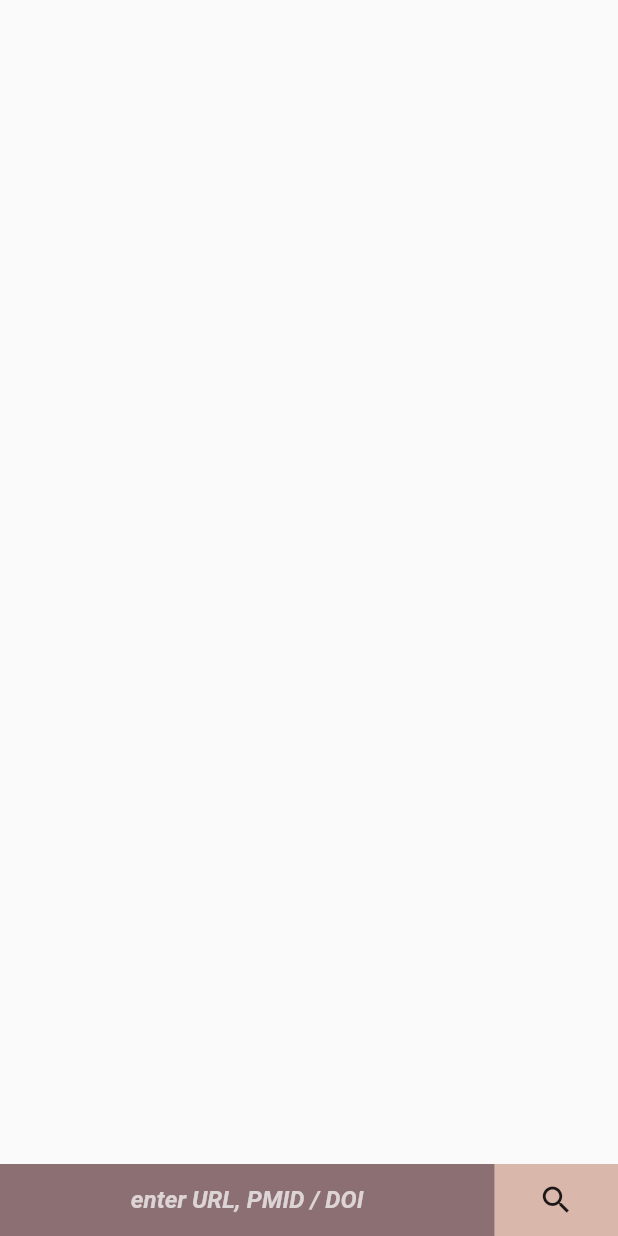
After one commit to Qnkacz/Alexandria, a Flutter app: the SciHubBody screen opened directly, on a phone screen of 412 x 824 dp. The commit adds this screen. Run offline on Flutter 3.47's test engine with Material 2 defaults, Android fonts, the phone set to English and light mode, and no system bars; our stand-ins replace flutter_slidable, font_awesome_flutter, permission_handler, share; missing offline and left inert: flutter_downloader.

Commit message:
Added sci-hub functionality

```diff
--- a/lib/ClassNames.dart
+++ b/lib/ClassNames.dart
@@ -10,9 +10,12 @@ class Utilities{
   static String siteRoot= "https://1lib.pl";
   static String search = "https://1lib.pl/s/";
   static String bookRoot = "https://1lib.pl/book/";
+  static String SciHubRootSite = "https://sci-hub.se/";
 
   static TextEditingController textEditingController =new TextEditingController();
+  static TextEditingController SciHubTextController = new TextEditingController();
   static List<LittlebookInfo> bookList = [];
+  static List<SciHubArticleInfo> SciHubAritcleList=[];
   static String lastSearch;
   static int PageNumber=1;
 }
--- /dev/null
+++ b/lib/SciHubBody.dart
@@ -0,0 +1,73 @@
+import 'package:flutter/material.dart';
+import 'package:z_lib_app/API_Management.dart';
+import 'package:z_lib_app/Book.dart';
+import 'package:z_lib_app/ClassNames.dart';
+
+class SciHubBody extends StatefulWidget {
+  @override
+  _SciHubBodyState createState() => _SciHubBodyState();
+}
+
+class _SciHubBodyState extends State<SciHubBody> {
+
+  enterDOI(){
+    setState(() {
+      Utilities.PageNumber = 1;
+      Utilities.SciHubAritcleList.clear();
+    });
+    FocusScope.of(context).unfocus();
+    String providetURL =Utilities.SciHubRootSite+Utilities.SciHubTextController.text.trim();
+    API_Manager.getSite(providetURL).then((value) => API_Manager.GetSciHubResult(value,context)).then((value) =>
+    setState((){
+      Utilities.SciHubAritcleList=value;
+      print(Utilities.SciHubAritcleList.length);
+    })
+    );
+  }
+
+  @override
+  Widget build(BuildContext context) {
+    return Scaffold(
+      body: SafeArea(
+          child: ListView.builder(
+              itemCount: Utilities.SciHubAritcleList.length,
+              itemBuilder: (context,index){
+                final item = Utilities.SciHubAritcleList[index];
+                return SciHubArticle(articleInfo: item);
+          })
+      ),
+      bottomSheet: Container(
+        color: Color(0xffd9b7ab),
+        child: Column(
+          mainAxisSize: MainAxisSize.min,
+          children: [
+            Row(
+              children: [
+                Expanded(
+                    flex: 8,
+                    child: Container(
+                    color: Color(0xff8c6f72),
+                    child: TextField(
+                      onEditingComplete: ()=>enterDOI(),
+                        textAlign: TextAlign.center,
+                        controller: Utilities.SciHubTextController,
+                        cursorColor: Colors.white70,
+                        style: TextStyle(color: Colors.white70,fontWeight: FontWeight.bold),
+                        decoration: InputDecoration(
+                          hintText: "enter URL, PMID / DOI",
+                          hintStyle: TextStyle(color: Colors.white70,fontStyle: FontStyle.italic),
+                          border: InputBorder.none,
+                        ))
+                  )
+                ),
+                Expanded(
+                    flex: 2,
+                    child: MaterialButton(onPressed: (){},child: Icon(Icons.search),))
+              ],
+            ),
+          ],
+        ),
+      ),
+    );
+  }
+}
--- a/pubspec.yaml
+++ b/pubspec.yaml
@@ -34,6 +34,7 @@ dependencies:
   permission_handler: ^6.1.1
   flutter_native_splash: ^1.1.5+1
   flutter_launcher_icons: ^0.9.0
+  font_awesome_flutter: ^9.0.0
 
   # The following adds the Cupertino Icons font to your application.
   # Use with the CupertinoIcons class for iOS style icons.
```
Also changed, not shown: lib/API_Management.dart (+26 -0 lines), lib/Book.dart (+45 -0 lines), lib/main.dart (+28 -1 lines), pubspec.lock, 1 other file.
